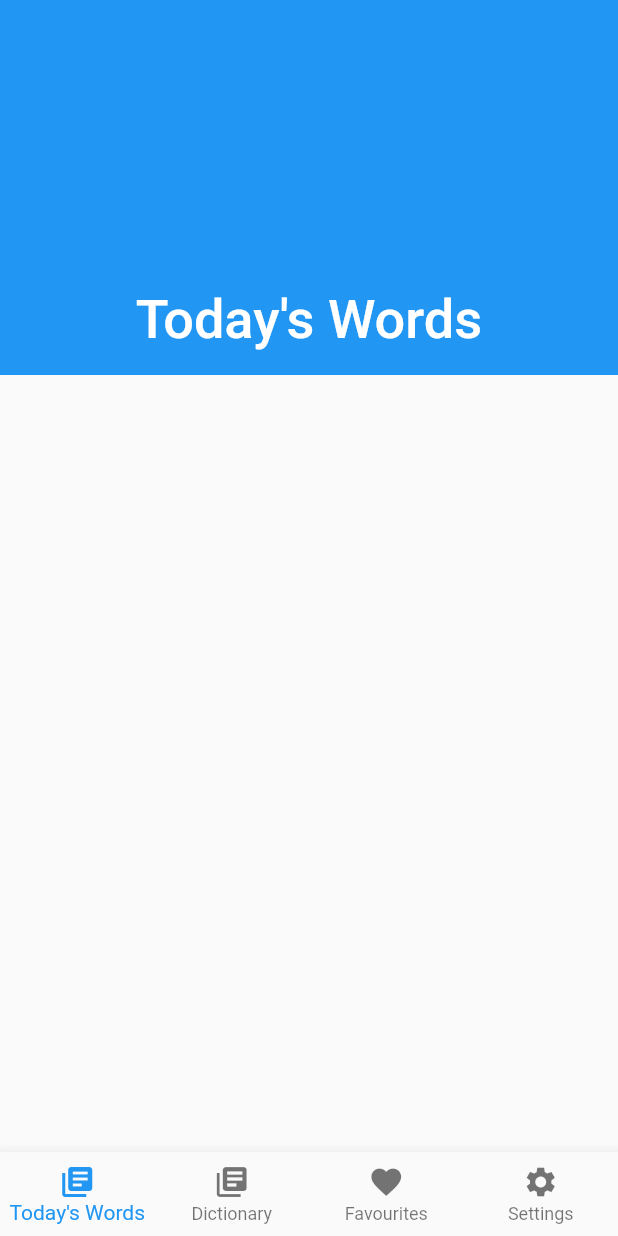
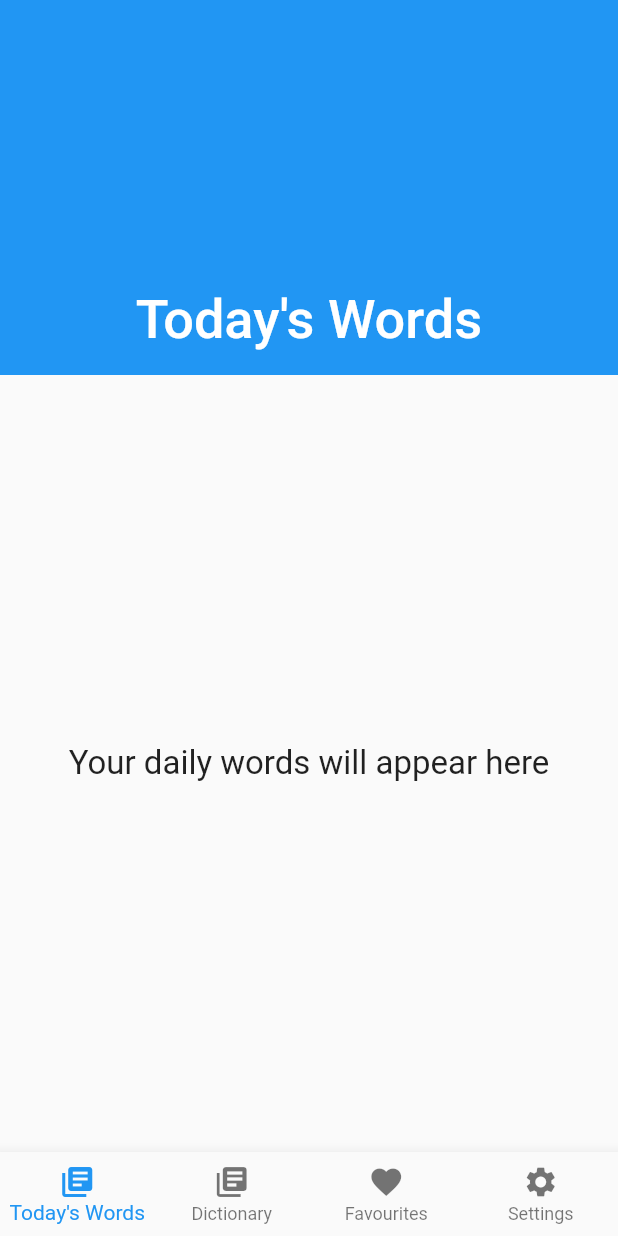
Before and after one commit to sergiuiacob1/Daily-word, a Flutter app: the screen it shows after launch, on a phone screen of 412 x 824 dp. Run offline on Flutter 3.47's test engine with Material 2 defaults, Android fonts, the phone set to English and light mode, and no system bars; our stand-ins replace flutter_local_notifications, flutter_sticky_header, rxdart, shared_preferences; network calls fail.

Commit message:
some ui tweaks and bug fixes

```diff
--- a/lib/src/app.dart
+++ b/lib/src/app.dart
@@ -117,6 +117,7 @@ class _MyHomePageState extends State<MyHomePage> {
     for (var i = 0; i < _pages.length; i++) {
       _items.add(
         new BottomNavigationBarItem(
+          backgroundColor: Colors.deepOrangeAccent,
           icon: new Icon(_pageIcons[i]),
           title: new Text(_pageTitles[i]),
         ),
--- a/lib/src/blocs/settings_bloc.dart
+++ b/lib/src/blocs/settings_bloc.dart
@@ -34,8 +34,10 @@ class SettingsBloc {
   void languageCheck(String languageName, bool value) async {
     if (value)
       _selectedLanguages.add(languageName);
-    else
+    else {
+      if (_selectedLanguages.length == 1) return;
       _selectedLanguages.removeWhere((item) => item == languageName);
+    }
 
     if (_pref != null) {
       await _pref.setStringList("SelectedLanguages", _selectedLanguages);
--- a/lib/src/ui/todays_words_ui.dart
+++ b/lib/src/ui/todays_words_ui.dart
@@ -25,8 +25,16 @@ class TodaysWordsUI extends StatelessWidget {
         initialData: [],
         builder: (context, snapshot) {
           if (!snapshot.hasData || snapshot.data.length == 0)
-            return SliverPadding(
-              padding: EdgeInsets.only(top: 999999.9),
+            return SliverFillRemaining(
+              child: Center(
+                child: Text(
+                  "Your daily words will appear here",
+                  style: TextStyle(
+                    fontSize: Theme.of(context).textTheme.title.fontSize,
+                  ),
+                  textAlign: TextAlign.center,
+                ),
+              ),
             );
 
           return SliverList(
```
Also changed, not shown: lib/src/ui/word_page_ui.dart (+18 -8 lines).
